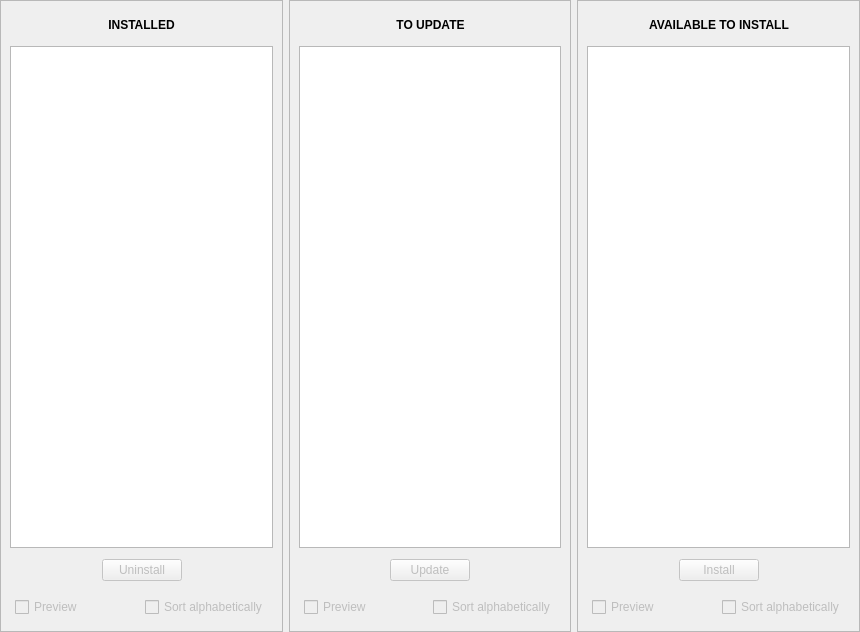
The window that src/mainwindowview.ui (juliagoda/pak-gui) describes before a commit, drawn with Qt 5.
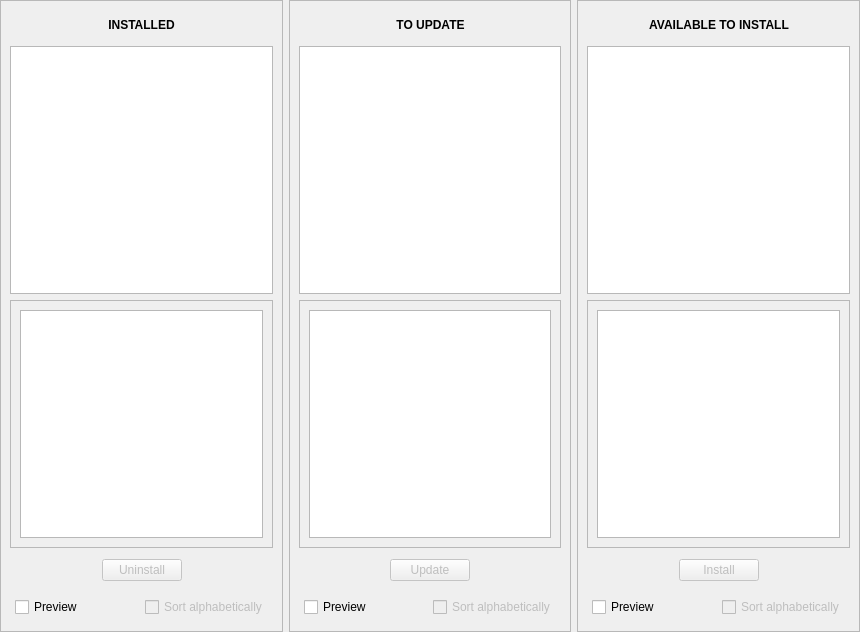
The same window after the commit.

Commit message: Add preview and sorting

```diff
--- a/src/mainwindowview.ui
+++ b/src/mainwindowview.ui
@@ -109,6 +109,28 @@
          <item>
           <widget class="QListWidget" name="installed_packages_list"/>
          </item>
+         <item>
+          <widget class="QScrollArea" name="installed_preview_area">
+           <property name="widgetResizable">
+            <bool>true</bool>
+           </property>
+           <widget class="QWidget" name="scrollAreaWidgetContents_4">
+            <property name="geometry">
+             <rect>
+              <x>0</x>
+              <y>0</y>
+              <width>260</width>
+              <height>242</height>
+             </rect>
+            </property>
+            <layout class="QVBoxLayout" name="verticalLayout_4">
+             <item>
+              <widget class="QTextBrowser" name="packages_installation_textarea"/>
+             </item>
+            </layout>
+           </widget>
+          </widget>
+         </item>
          <item>
           <layout class="QHBoxLayout" name="horizontalLayout_2">
            <property name="leftMargin">
@@ -178,7 +200,7 @@
            <item>
             <widget class="QCheckBox" name="console_view_uninstall">
              <property name="enabled">
-              <bool>false</bool>
+              <bool>true</bool>
              </property>
              <property name="text">
               <string>Preview</string>
@@ -279,6 +301,28 @@
          <item>
           <widget class="QListWidget" name="packages_to_update_list"/>
          </item>
+         <item>
+          <widget class="QScrollArea" name="updated_preview_area">
+           <property name="widgetResizable">
+            <bool>true</bool>
+           </property>
+           <widget class="QWidget" name="scrollAreaWidgetContents_5">
+            <property name="geometry">
+             <rect>
+              <x>0</x>
+              <y>0</y>
+              <width>260</width>
+              <height>242</height>
+             </rect>
+            </property>
+            <layout class="QVBoxLayout" name="verticalLayout_5">
+             <item>
+              <widget class="QTextBrowser" name="packages_update_textarea"/>
+             </item>
+            </layout>
+           </widget>
+          </widget>
+         </item>
          <item>
           <layout class="QHBoxLayout" name="horizontalLayout_3">
            <property name="leftMargin">
@@ -348,7 +392,7 @@
            <item>
             <widget class="QCheckBox" name="console_view_update">
              <property name="enabled">
-              <bool>false</bool>
+              <bool>true</bool>
              </property>
              <property name="text">
               <string>Preview</string>
@@ -449,6 +493,28 @@
          <item>
           <widget class="QListWidget" name="available_packages_list"/>
          </item>
+         <item>
+          <widget class="QScrollArea" name="available_preview_area">
+           <property name="widgetResizable">
+            <bool>true</bool>
+           </property>
+           <widget class="QWidget" name="scrollAreaWidgetContents_6">
+            <property name="geometry">
+             <rect>
+              <x>0</x>
+              <y>0</y>
+              <width>260</width>
+              <height>242</height>
+             </rect>
+            </property>
+            <layout class="QVBoxLayout" name="verticalLayout_6">
+             <item>
+              <widget class="QTextBrowser" name="packages_available_textarea"/>
+             </item>
+            </layout>
+           </widget>
+          </widget>
+         </item>
          <item>
           <layout class="QHBoxLayout" name="horizontalLayout_4">
            <property name="leftMargin">
@@ -518,7 +584,7 @@
            <item>
             <widget class="QCheckBox" name="console_view_install">
              <property name="enabled">
-              <bool>false</bool>
+              <bool>true</bool>
              </property>
              <property name="text">
               <string>Preview</string>
```
The commit also changes 18 other files.
